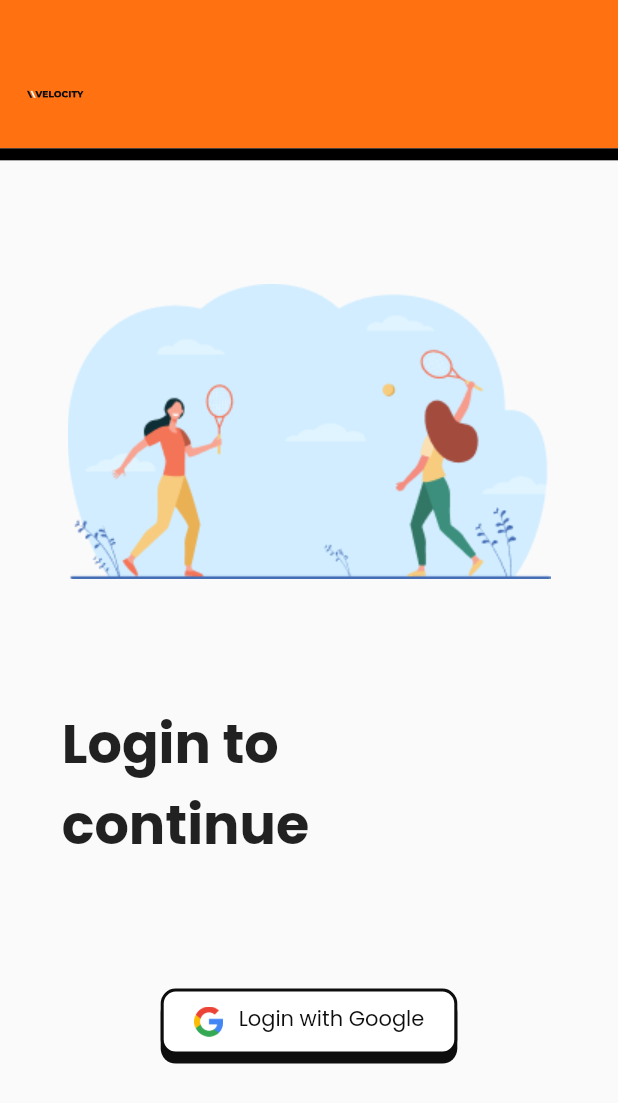
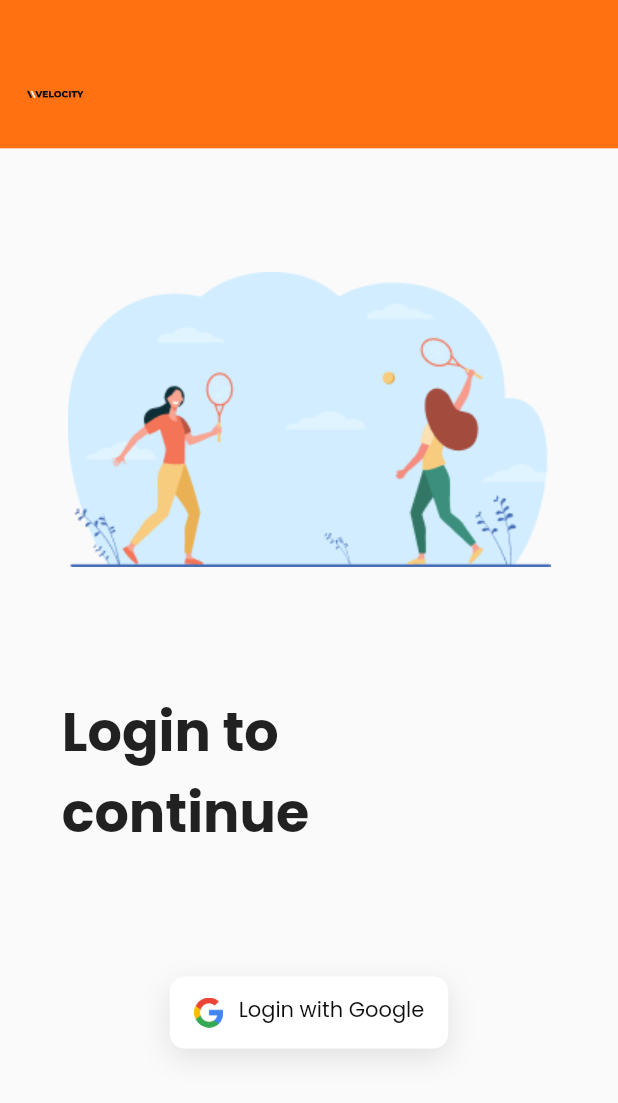
Before and after one commit to rish07/velocity, a Flutter app: the screen it shows after launch, after a tap on "Login with Google", on a phone screen of 412 x 824 dp. Shown: the top 1103 px of the screen. Run offline on Flutter 3.47's test engine with Material 2 defaults, Android fonts, the phone set to English and light mode, and no system bars; our stand-ins replace firebase_auth, firebase_core, flutter_svg, google_fonts, google_sign_in, page_transition; accounts and stored records are empty.

Commit message:
Fix login page UI

```diff
--- /dev/null
+++ b/lib/google_sign_in.dart
@@ -0,0 +1,21 @@
+import 'package:firebase_auth/firebase_auth.dart';
+import 'package:google_sign_in/google_sign_in.dart';
+
+Future<UserCredential> signInWithGoogle() async {
+  // Trigger the authentication flow
+  final GoogleSignInAccount googleUser = await GoogleSignIn().signIn();
+
+  print(googleUser.email);
+
+  // Obtain the auth details from the request
+  final GoogleSignInAuthentication googleAuth = await googleUser.authentication;
+
+  // Create a new credential
+  final GoogleAuthCredential credential = GoogleAuthProvider.credential(
+    accessToken: googleAuth.accessToken,
+    idToken: googleAuth.idToken,
+  );
+
+  // Once signed in, return the UserCredential
+  return await FirebaseAuth.instance.signInWithCredential(credential);
+}
--- a/lib/login_page.dart
+++ b/lib/login_page.dart
@@ -1,6 +1,7 @@
 import 'package:flutter/material.dart';
 import 'package:flutter_svg/flutter_svg.dart';
 import 'package:velocity/constants.dart';
+import 'package:velocity/google_sign_in.dart';
 
 class LoginPage extends StatefulWidget {
   @override
@@ -31,10 +32,6 @@ class _LoginPageState extends State<LoginPage> {
                 ),
               ),
             ),
-            Container(
-              color: Colors.black,
-              height: 8,
-            ),
             Padding(
               padding: EdgeInsets.symmetric(
                 horizontal: size.width * 0.1,
@@ -64,10 +61,6 @@ class _LoginPageState extends State<LoginPage> {
                     height: size.height * 0.1,
                   ),
                   Center(
-                    child: GestureDetector(
-                      onTap: () {
-                        // TODO Implement Google Sign In
-                      },
                     child: Container(
                       decoration: BoxDecoration(
                         borderRadius: BorderRadius.all(
@@ -75,18 +68,17 @@ class _LoginPageState extends State<LoginPage> {
                         ),
                         boxShadow: [
                           BoxShadow(
-                                color: Color.fromRGBO(14, 14, 14, 1),
+                              color: Color(0x1a000000),
                               offset: Offset(0, 6),
-                                blurRadius: 0)
+                              blurRadius: 16)
                         ],
                         color: Color.fromRGBO(255, 255, 255, 1),
-                          border: Border.all(
-                            color: Color.fromRGBO(13, 13, 13, 1),
-                            width: 2,
                       ),
-                        ),
-                        padding:
-                            EdgeInsets.symmetric(horizontal: 20, vertical: 10),
+                      child: MaterialButton(
+                        onPressed: () async {
+                          await signInWithGoogle();
+                        },
+                        padding: EdgeInsets.symmetric(horizontal: 16),
                         child: Row(
                           mainAxisAlignment: MainAxisAlignment.center,
                           mainAxisSize: MainAxisSize.min,
--- a/lib/main.dart
+++ b/lib/main.dart
@@ -1,8 +1,11 @@
+import 'package:firebase_core/firebase_core.dart';
 import 'package:flutter/material.dart';
 import 'package:google_fonts/google_fonts.dart';
-import 'package:velocity/login_page.dart';
+import 'package:velocity/splash_screen.dart';
 
-void main() {
+void main() async {
+  WidgetsFlutterBinding.ensureInitialized();
+  await Firebase.initializeApp();
   runApp(MyApp());
 }
 
@@ -24,7 +27,7 @@ class MyApp extends StatelessWidget {
     return MaterialApp(
       title: 'Flutter Demo',
       theme: _buildTheme(Brightness.light),
-      home: LoginPage(),
+      home: SplashScreen(),
     );
   }
 }
--- a/lib/splash_screen.dart
+++ b/lib/splash_screen.dart
@@ -1,5 +1,9 @@
+import 'dart:async';
+
 import 'package:flutter/material.dart';
 import 'package:flutter_svg/flutter_svg.dart';
+import 'package:page_transition/page_transition.dart';
+import 'package:velocity/login_page.dart';
 
 import 'constants.dart';
 
@@ -9,6 +13,19 @@ class SplashScreen extends StatefulWidget {
 }
 
 class _SplashScreenState extends State<SplashScreen> {
+  @override
+  void initState() {
+    // TODO: implement initState
+    super.initState();
+    Timer(Duration(seconds: 2), () {
+      Navigator.push(
+        context,
+        PageTransition(
+            child: LoginPage(), type: PageTransitionType.rightToLeftWithFade),
+      );
+    });
+  }
+
   @override
   Widget build(BuildContext context) {
     return Scaffold(
--- a/pubspec.yaml
+++ b/pubspec.yaml
@@ -30,6 +30,11 @@ dependencies:
   cupertino_icons: ^1.0.0
   google_fonts: ^2.0.0
   flutter_svg: ^0.19.3
+  page_transition: ^1.1.7+6
+  google_sign_in: ^5.0.1
+  firebase_core: ^1.0.2
+  firebase_auth: ^1.0.1
+
 
 
 dev_dependencies:
```
Also changed, not shown: pubspec.lock, 3 other files. Lines whose indentation alone changed are shown as unchanged.
